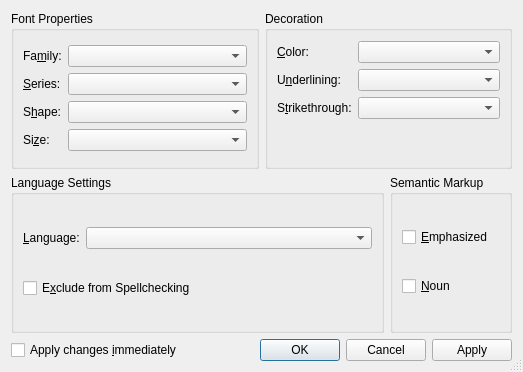
Old version of the form src/frontends/qt4/ui/CharacterUi.ui in the repository cburschka/lyx.
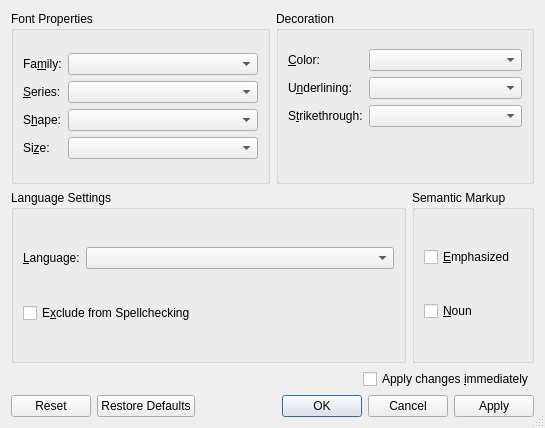
New version of the form.

Commit message:
GuiCharacter: Add "Reset" and "Restore Defaults" buttons
Addresses #11415

Patch:
```diff
--- a/src/frontends/qt4/ui/CharacterUi.ui
+++ b/src/frontends/qt4/ui/CharacterUi.ui
@@ -6,8 +6,8 @@
    <rect>
     <x>0</x>
     <y>0</y>
-    <width>523</width>
-    <height>372</height>
+    <width>545</width>
+    <height>428</height>
    </rect>
   </property>
   <property name="windowTitle">
@@ -17,58 +17,6 @@
    <bool>true</bool>
   </property>
   <layout class="QGridLayout" name="gridLayout_7">
-   <item row="2" column="0" colspan="2">
-    <layout class="QHBoxLayout">
-     <property name="spacing">
-      <number>6</number>
-     </property>
-     <property name="leftMargin">
-      <number>0</number>
-     </property>
-     <property name="topMargin">
-      <number>0</number>
-     </property>
-     <property name="rightMargin">
-      <number>0</number>
-     </property>
-     <property name="bottomMargin">
-      <number>0</number>
-     </property>
-     <item>
-      <widget class="QCheckBox" name="autoapplyCB">
-       <property name="toolTip">
-        <string>Apply each change automatically</string>
-       </property>
-       <property name="text">
-        <string>Apply changes &amp;immediately</string>
-       </property>
-      </widget>
-     </item>
-     <item>
-      <spacer>
-       <property name="orientation">
-        <enum>Qt::Horizontal</enum>
-       </property>
-       <property name="sizeType">
-        <enum>QSizePolicy::Expanding</enum>
-       </property>
-       <property name="sizeHint" stdset="0">
-        <size>
-         <width>20</width>
-         <height>20</height>
-        </size>
-       </property>
-      </spacer>
-     </item>
-     <item>
-      <widget class="QDialogButtonBox" name="buttonBox">
-       <property name="standardButtons">
-        <set>QDialogButtonBox::Apply|QDialogButtonBox::Cancel|QDialogButtonBox::Ok</set>
-       </property>
-      </widget>
-     </item>
-    </layout>
-   </item>
    <item row="0" column="0" colspan="2">
     <layout class="QHBoxLayout" name="horizontalLayout_2">
      <item>
@@ -369,6 +317,62 @@
      </layout>
     </widget>
    </item>
+   <item row="3" column="0" colspan="2">
+    <layout class="QHBoxLayout">
+     <property name="spacing">
+      <number>6</number>
+     </property>
+     <property name="leftMargin">
+      <number>0</number>
+     </property>
+     <property name="topMargin">
+      <number>0</number>
+     </property>
+     <property name="rightMargin">
+      <number>0</number>
+     </property>
+     <property name="bottomMargin">
+      <number>0</number>
+     </property>
+     <item>
+      <widget class="QDialogButtonBox" name="buttonBox">
+       <property name="standardButtons">
+        <set>QDialogButtonBox::Apply|QDialogButtonBox::Cancel|QDialogButtonBox::Ok|QDialogButtonBox::Reset|QDialogButtonBox::RestoreDefaults</set>
+       </property>
+      </widget>
+     </item>
+    </layout>
+   </item>
+   <item row="2" column="0" colspan="2">
+    <layout class="QHBoxLayout" name="horizontalLayout_3">
+     <item>
+      <spacer>
+       <property name="orientation">
+        <enum>Qt::Horizontal</enum>
+       </property>
+       <property name="sizeType">
+        <enum>QSizePolicy::Expanding</enum>
+       </property>
+       <property name="sizeHint" stdset="0">
+        <size>
+         <width>20</width>
+         <height>20</height>
+        </size>
+       </property>
+      </spacer>
+     </item>
+     <item>
+      <widget class="QCheckBox" name="autoapplyCB">
+       <property name="toolTip">
+        <string>Apply each change automatically</string>
+       </property>
+       <property name="text">
+        <string>Apply changes &amp;immediately</string>
+       </property>
+      </widget>
+     </item>
+    </layout>
+   </item>
   </layout>
  </widget>
  <tabstops>
```
The commit also changes 4 other files.
